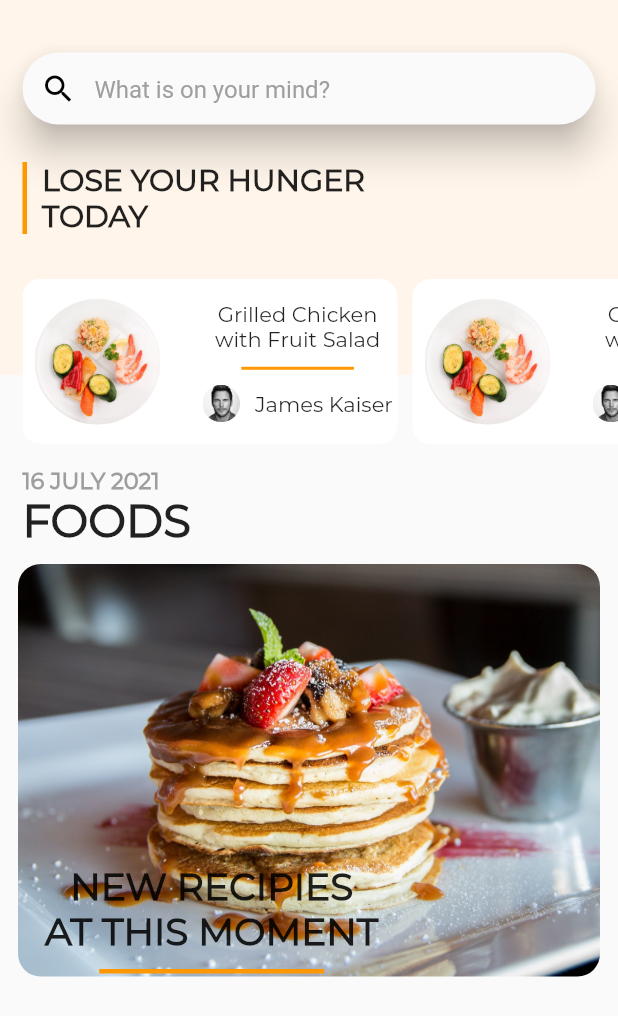
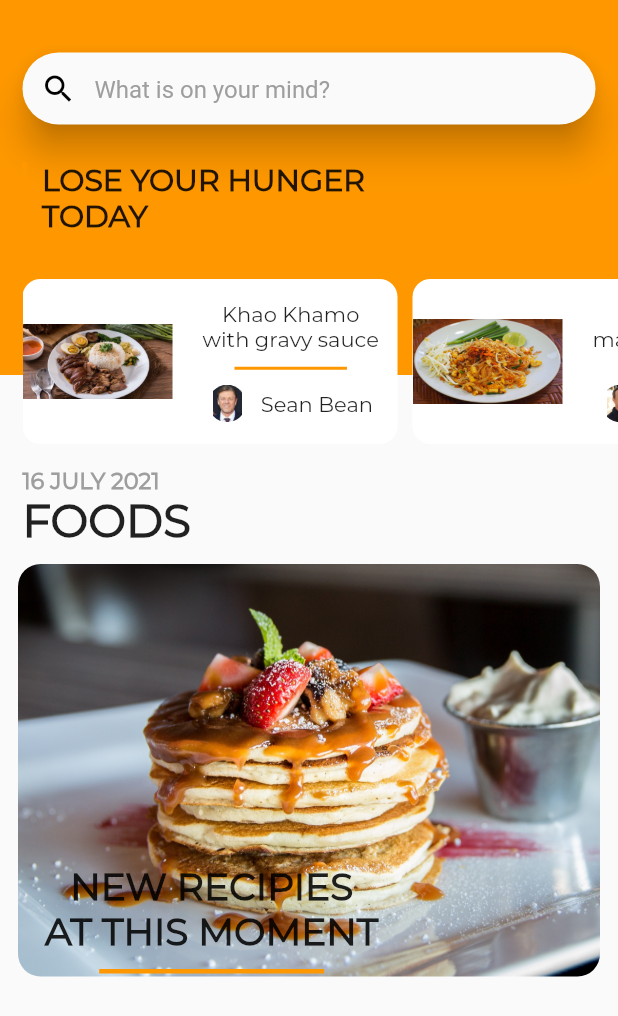
Before and after one commit to Thebngcaveman/galot-app, a Flutter app: the screen it shows after launch, on a phone screen of 412 x 824 dp. Shown: the top 1016 px of the screen. Run offline on Flutter 3.47's test engine with Material 2 defaults, Android fonts, the phone set to English and light mode, and no system bars.

Commit message:
pass props on food card

```diff
--- a/lib/components/food_card.dart
+++ b/lib/components/food_card.dart
@@ -1,9 +1,12 @@
 import 'package:flutter/material.dart';
 
 class FoodCard extends StatelessWidget {
-  const FoodCard({
-    Key? key,
-  }) : super(key: key);
+  String food_image;
+  String food_name;
+  String food_description;
+  String name;
+  String writer_image;
+  FoodCard({required this.food_name,required this.name,required this.food_description,required this.food_image,required this.writer_image});
 
   @override
   Widget build(BuildContext context) {
@@ -21,7 +24,7 @@ class FoodCard extends StatelessWidget {
               borderRadius: BorderRadius.circular(12),
               image: DecorationImage(
                 image: AssetImage(
-                    'assets/images/balanced.jpg'),
+                    'assets/images/$food_image'),
               ),
             ),
             height: 125.0,
@@ -34,11 +37,11 @@ class FoodCard extends StatelessWidget {
             mainAxisAlignment: MainAxisAlignment.center,
             children: <Widget>[
               Text(
-                'Grilled Chicken',
+                '$food_name',
                 style: TextStyle(fontFamily: 'Montserrat'),
               ),
               Text(
-                'with Fruit Salad',
+                '$food_description',
                 style: TextStyle(fontFamily: 'Montserrat'),
               ),
               SizedBox(
@@ -64,7 +67,7 @@ class FoodCard extends StatelessWidget {
                       BorderRadius.circular(12.5),
                       image: DecorationImage(
                         image: AssetImage(
-                            'assets/images/chris.jpg'),
+                            'assets/images/$writer_image'),
                       ),
                     ),
                   ),
@@ -72,7 +75,7 @@ class FoodCard extends StatelessWidget {
                     width: 10.0,
                   ),
                   Text(
-                    'James Kaiser',
+                    '$name',
                     style:
                     TextStyle(fontFamily: 'Montserrat'),
                   ),
--- a/lib/screens/home_page.dart
+++ b/lib/screens/home_page.dart
@@ -1,33 +1,10 @@
 import 'dart:ui';
-
 import 'package:flutter/cupertino.dart';
 import 'package:flutter/material.dart';
 import 'package:galot_eat/components/food_card.dart';
 import 'package:galot_eat/components/new_recipes.dart';
 
 class HomePage extends StatelessWidget {
-  int getColorHexFromStr(String colorStr) {
-    colorStr = "FF" + colorStr;
-    colorStr = colorStr.replaceAll("#", "");
-    int val = 0;
-    int len = colorStr.length;
-    for (int i = 0; i < len; i++) {
-      int hexDigit = colorStr.codeUnitAt(i);
-      if (hexDigit >= 48 && hexDigit <= 57) {
-        val += (hexDigit - 48) * (1 << (4 * (len - 1 - i)));
-      } else if (hexDigit >= 65 && hexDigit <= 70) {
-        // A..F
-        val += (hexDigit - 55) * (1 << (4 * (len - 1 - i)));
-      } else if (hexDigit >= 97 && hexDigit <= 102) {
-        // a..f
-        val += (hexDigit - 87) * (1 << (4 * (len - 1 - i)));
-      } else {
-        throw new FormatException("An error occurred when converting a color");
-      }
-    }
-    return val;
-  }
-
   @override
   Widget build(BuildContext context) {
     return Scaffold(
@@ -37,7 +14,7 @@ class HomePage extends StatelessWidget {
             children: <Widget>[
               Container(
                 height: 250.0,
-                color: Color(getColorHexFromStr('#fff5ea')),
+                color: Colors.orange,
               ),
               Column(
                 children: <Widget>[
@@ -119,15 +96,33 @@ class HomePage extends StatelessWidget {
                       shrinkWrap: true,
                       scrollDirection: Axis.horizontal,
                       children: <Widget>[
-                        FoodCard(),
+                        FoodCard(
+                          food_image: "kha_moo.jpg",
+                          food_name: "Khao Khamo",
+                          food_description: "with gravy sauce",
+                          name: "Sean Bean",
+                          writer_image: "sean_bean.jpg",
+                        ),
                         SizedBox(
                           width: 10,
                         ),
-                        FoodCard(),
+                        FoodCard(
+                          food_image: "pad_thai.jpg",
+                          food_name: "Pad Thai",
+                          food_description: "match your taste",
+                          name: "Tom Hank",
+                          writer_image: "tom_hank.jpg",
+                        ),
                         SizedBox(
                           width: 10,
                         ),
-                        FoodCard(),
+                        FoodCard(
+                          food_image: "mun_kai.jpg",
+                          food_name: "Khao Mun Kai",
+                          food_description: "with soup",
+                          name: "Matt Demon",
+                          writer_image: "mat_demon.jpg",
+                        ),
                       ],
                     ),
                   ),
@@ -144,11 +139,10 @@ class HomePage extends StatelessWidget {
             child: Text(
               '16 JULY 2021',
               style: TextStyle(
-                fontFamily: 'Montserrat',
-                fontWeight: FontWeight.bold,
-                fontSize: 15.0,
-                color: Colors.grey
-              ),
+                  fontFamily: 'Montserrat',
+                  fontWeight: FontWeight.bold,
+                  fontSize: 15.0,
+                  color: Colors.grey),
             ),
           ),
           Container(
@@ -179,14 +173,6 @@ class HomePage extends StatelessWidget {
                       fit: BoxFit.cover,
                     ),
                   ),
-                  // child: BackdropFilter(
-                  //   filter: ImageFilter.blur(sigmaX: 1.5, sigmaY: 1.5),
-                  //   child: Container(
-                  //     decoration: BoxDecoration(
-                  //       color: Colors.white.withOpacity(0),
-                  //     ),
-                  //   ),
-                  // ),
                 ),
               ),
               NewRecipes()
```
Also changed, not shown: assets/images/kha_moo.jpg (added), assets/images/mat_demon.jpg (added), assets/images/mun_kai.jpg (added), assets/images/pad_thai.jpg (added), assets/images/sean_bean.jpg (added), assets/images/tom_hank.jpg (added).
